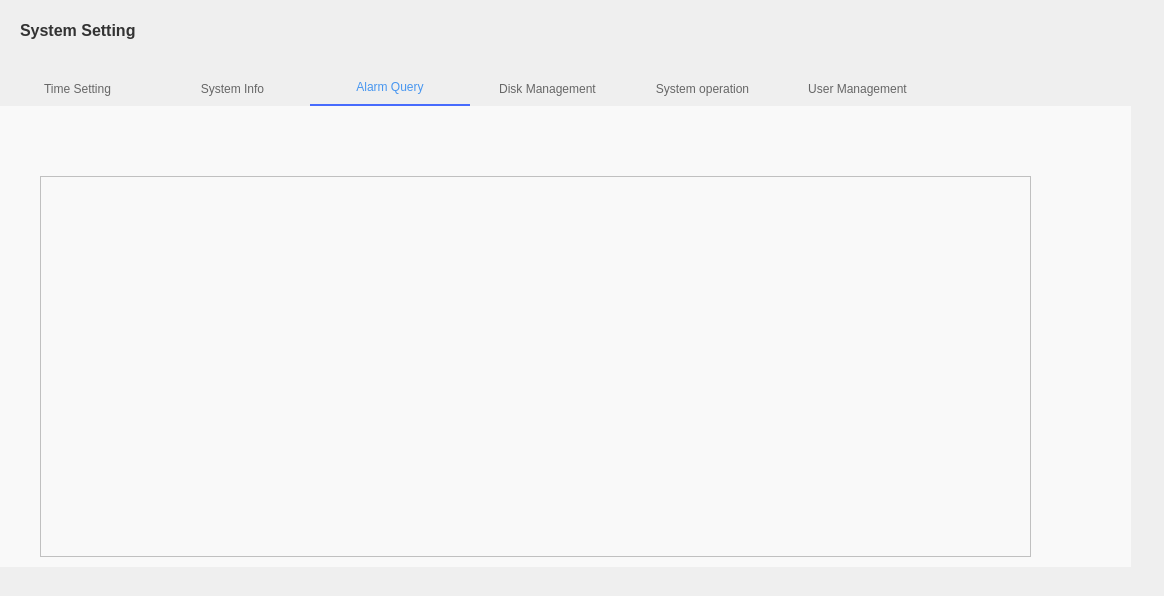
Before: the Qt Designer form nvrConfig/systemmanager.ui in xiaoxiaodx/NVRPRO, drawn with Qt 5.
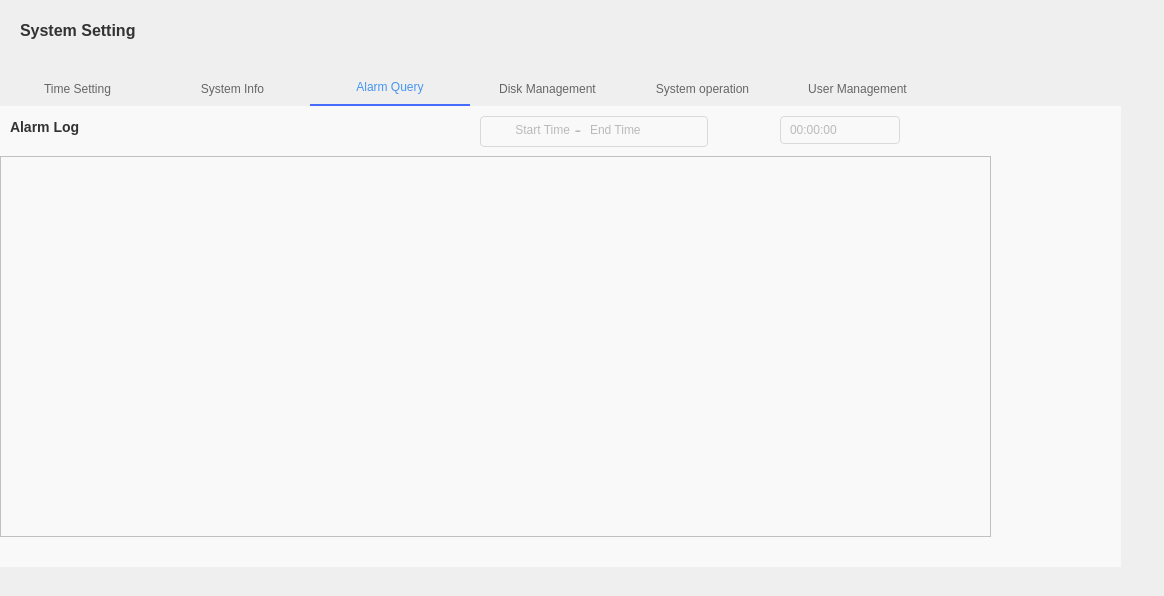
After: the same form once the commit is applied. The open tabs and pages were chosen to show the change. Icons and pictures are not drawn.

The edit to the form file:
```diff
--- a/nvrConfig/systemmanager.ui
+++ b/nvrConfig/systemmanager.ui
@@ -805,7 +805,7 @@
     <widget class="QWidget" name="widget_3" native="true">
      <property name="geometry">
       <rect>
-       <x>0</x>
+       <x>-10</x>
        <y>0</y>
        <width>1131</width>
        <height>461</height>
@@ -814,14 +814,14 @@
      <property name="styleSheet">
       <string notr="true">background-color: #F9F9F9;
 	font-family: &quot;Microsoft YaHei&quot;;
-	font-size:14px;
+	font-size:12px;
     color: #333333;</string>
      </property>
      <widget class="QTableWidget" name="tableWidget_2">
       <property name="geometry">
        <rect>
-        <x>40</x>
-        <y>70</y>
+        <x>10</x>
+        <y>50</y>
         <width>991</width>
         <height>381</height>
        </rect>
@@ -830,6 +830,174 @@
        <string notr="true"/>
       </property>
      </widget>
+     <widget class="QLabel" name="label_title_alarm">
+      <property name="geometry">
+       <rect>
+        <x>20</x>
+        <y>10</y>
+        <width>91</width>
+        <height>22</height>
+       </rect>
+      </property>
+      <property name="styleSheet">
+       <string notr="true">	font-family: &quot;Microsoft YaHei&quot;;
+	font:bold 14px;
+    color: #333333;</string>
+      </property>
+      <property name="text">
+       <string>Alarm Log</string>
+      </property>
+     </widget>
+     <widget class="QWidget" name="widget_date" native="true">
+      <property name="geometry">
+       <rect>
+        <x>490</x>
+        <y>10</y>
+        <width>228</width>
+        <height>31</height>
+       </rect>
+      </property>
+      <property name="styleSheet">
+       <string notr="true">border-radius:4px;
+border:1px solid rgba(217,217,217,1);</string>
+      </property>
+      <widget class="QLabel" name="label_startDate">
+       <property name="geometry">
+        <rect>
+         <x>9</x>
+         <y>3</y>
+         <width>81</width>
+         <height>22</height>
+        </rect>
+       </property>
+       <property name="styleSheet">
+        <string notr="true">border:none;
+color:#BABABA;</string>
+       </property>
+       <property name="text">
+        <string>Start Time</string>
+       </property>
+       <property name="alignment">
+        <set>Qt::AlignRight|Qt::AlignTrailing|Qt::AlignVCenter</set>
+       </property>
+      </widget>
+      <widget class="QPushButton" name="pushButton_date">
+       <property name="geometry">
+        <rect>
+         <x>204</x>
+         <y>8</y>
+         <width>14</width>
+         <height>12</height>
+        </rect>
+       </property>
+       <property name="styleSheet">
+        <string notr="true">QPushButton{
+border:0px solid #ffffff;
+border-image: url(:/images/table_date.png);
+}
+
+QPushButton:pressed{border-image: url(:/images/table_date_p.png);}
+</string>
+       </property>
+       <property name="text">
+        <string/>
+       </property>
+      </widget>
+      <widget class="QLabel" name="label_endDate">
+       <property name="geometry">
+        <rect>
+         <x>110</x>
+         <y>3</y>
+         <width>71</width>
+         <height>22</height>
+        </rect>
+       </property>
+       <property name="styleSheet">
+        <string notr="true">border:none;
+color:#BABABA;</string>
+       </property>
+       <property name="text">
+        <string>End Time</string>
+       </property>
+       <property name="alignment">
+        <set>Qt::AlignLeading|Qt::AlignLeft|Qt::AlignVCenter</set>
+       </property>
+      </widget>
+      <widget class="QLabel" name="label">
+       <property name="geometry">
+        <rect>
+         <x>90</x>
+         <y>3</y>
+         <width>16</width>
+         <height>22</height>
+        </rect>
+       </property>
+       <property name="styleSheet">
+        <string notr="true">border:none;
+color:#BABABA;
+font-size:20px</string>
+       </property>
+       <property name="text">
+        <string>-</string>
+       </property>
+       <property name="alignment">
+        <set>Qt::AlignCenter</set>
+       </property>
+      </widget>
+     </widget>
+     <widget class="QWidget" name="widget_time" native="true">
+      <property name="geometry">
+       <rect>
+        <x>790</x>
+        <y>10</y>
+        <width>120</width>
+        <height>28</height>
+       </rect>
+      </property>
+      <property name="styleSheet">
+       <string notr="true">border-radius:4px;
+border:1px solid rgba(217,217,217,1);</string>
+      </property>
+      <widget class="QLabel" name="label_time">
+       <property name="geometry">
+        <rect>
+         <x>10</x>
+         <y>3</y>
+         <width>61</width>
+         <height>22</height>
+        </rect>
+       </property>
+       <property name="styleSheet">
+        <string notr="true">border:none;
+color:#BABABA;</string>
+       </property>
+       <property name="text">
+        <string>00:00:00</string>
+       </property>
+      </widget>
+      <widget class="QPushButton" name="pushButton_time">
+       <property name="geometry">
+        <rect>
+         <x>98</x>
+         <y>8</y>
+         <width>12</width>
+         <height>12</height>
+        </rect>
+       </property>
+       <property name="styleSheet">
+        <string notr="true">
+QPushButton{
+border:0px solid #ffffff;
+border-image: url(:/images/table_time.png);
+}
+
+QPushButton:pressed{border-image: url(:/images/table_time_p.png);}</string>
+       </property>
+       <property name="text">
+        <string/>
+       </property>
+      </widget>
+     </widget>
     </widget>
    </widget>
    <widget class="QWidget" name="tab_4">
```
Left out of the diff: 135 changed lines with no effect on the pictures.
